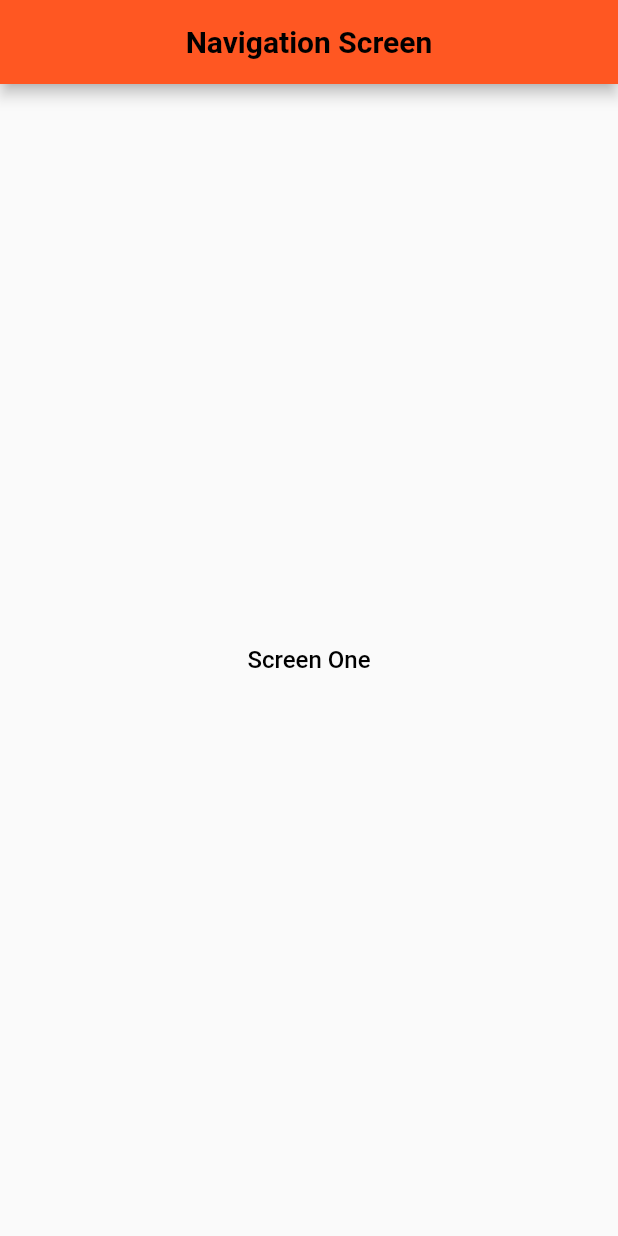
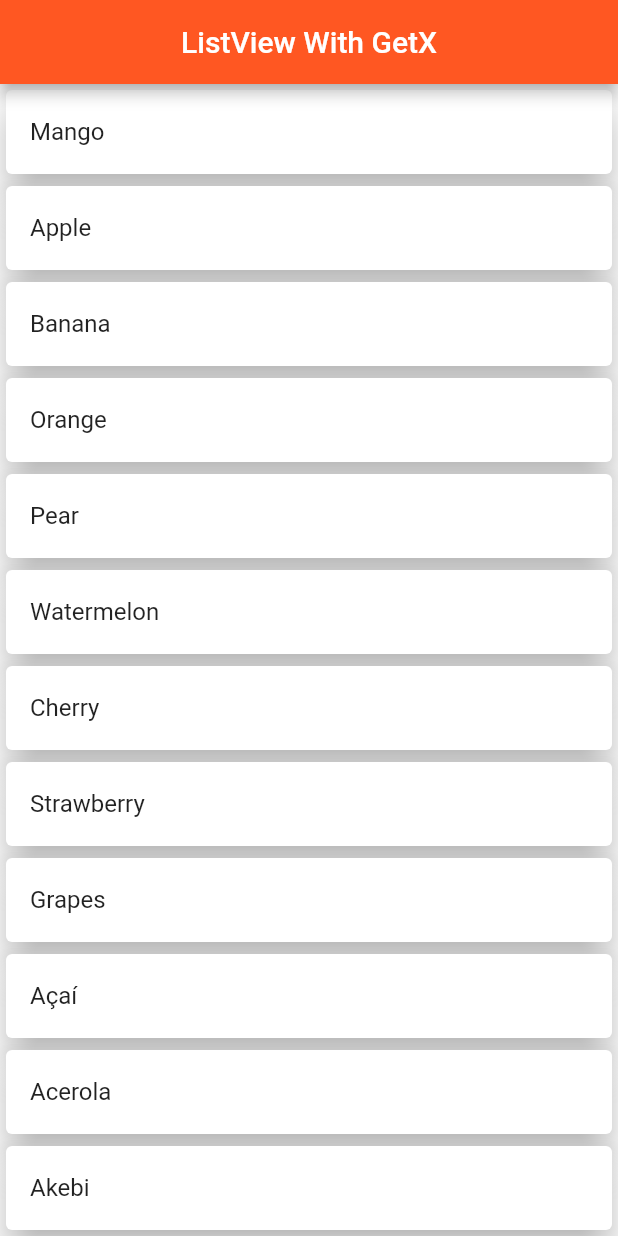
Before and after one commit to imrannaxir/get_x, a Flutter app: the screen it shows after launch, on a phone screen of 412 x 824 dp. Run offline on Flutter 3.47's test engine with Material 2 defaults, Android fonts, the phone set to English and light mode, and no system bars; our stand-ins replace get.

Commit message:
Some new files added by using GetX

```diff
--- /dev/null
+++ b/lib/example_three_controller.dart
@@ -0,0 +1,14 @@
+import 'package:get/get.dart';
+
+/*
+  By extending GetxController, this class gains the ability
+   to use observables and manage reactive state.
+*/
+class ExampleThreeController extends GetxController {
+  // Here we can use final or Rxbool
+  RxBool notification = false.obs;
+
+  setNotification(bool value) {
+    notification.value = value;
+  }
+}
--- a/lib/languages.dart
+++ b/lib/languages.dart
@@ -0,0 +1,15 @@
+import 'package:get/get.dart';
+
+class Languages extends Translations {
+  @override
+  Map<String, Map<String, String>> get keys => {
+        'English_US': {
+          'message': 'What\'s your name :',
+          'name': 'Imran Nazeer',
+        },
+        'UR_PK': {
+          'message': 'آپ کا نام کیا ہے',
+          'name': 'عمران نذیر',
+        }
+      };
+}
--- /dev/null
+++ b/lib/listview_controller.dart
@@ -0,0 +1,30 @@
+import 'package:get/get.dart';
+
+class ListViewController extends GetxController {
+  RxList<String> fruitList = [
+    'Mango',
+    'Apple',
+    'Banana',
+    'Orange',
+    'Pear',
+    'Watermelon',
+    'Cherry',
+    'Strawberry',
+    'Grapes',
+    'Açaí',
+    'Acerola',
+    'Akebi',
+    'Ackee',
+    'American',
+    'Mayapple',
+  ].obs;
+  RxList<dynamic> tempFruitList = [].obs;
+
+  addToFavorite(String value) {
+    tempFruitList.add(value);
+  }
+
+  removeFromFavorite(String value) {
+    tempFruitList.remove(value);
+  }
+}
--- /dev/null
+++ b/lib/listview_with_getx.dart
@@ -0,0 +1,65 @@
+import 'package:flutter/material.dart';
+import 'package:get/get.dart';
+import 'package:get_x/example_two_controller.dart';
+import 'package:get_x/listview_controller.dart';
+
+class ListViewWithGetX extends StatefulWidget {
+  const ListViewWithGetX({super.key});
+
+  @override
+  State<ListViewWithGetX> createState() => _ListViewWithGetXState();
+}
+
+class _ListViewWithGetXState extends State<ListViewWithGetX> {
+  /*
+
+  */
+
+  ListViewController listViewController = Get.put(ListViewController());
+
+  @override
+  void initState() {
+    super.initState();
+  }
+
+  @override
+  Widget build(BuildContext context) {
+    print('Rebuild');
+    return Scaffold(
+      appBar: AppBar(
+        title: const Text('ListView With GetX'),
+        centerTitle: true,
+      ),
+      body: ListView.builder(
+        itemCount: listViewController.fruitList.length,
+        itemBuilder: (context, index) {
+          return Card(
+            elevation: 10,
+            child: ListTile(
+              onTap: () {
+                if (listViewController.tempFruitList
+                    .contains(listViewController.fruitList[index].toString())) {
+                  listViewController.removeFromFavorite(
+                      listViewController.fruitList[index].toString());
+                } else {
+                  listViewController.addToFavorite(
+                      listViewController.fruitList[index].toString());
+                }
+              },
+              title: Text(listViewController.fruitList[index].toString()),
+              trailing: Obx(() {
+                return Icon(
+                  Icons.favorite,
+                  color: listViewController.tempFruitList.contains(
+                          listViewController.fruitList[index].toString())
+                      ? Colors.red
+                      : Colors.white70,
+                );
+              }),
+            ),
+          );
+        },
+      ),
+    );
+  }
+}
--- a/lib/main.dart
+++ b/lib/main.dart
@@ -1,9 +1,7 @@
 import 'package:flutter/material.dart';
 import 'package:get/get.dart';
-import 'package:get_x/dialog_and_bottomsheet.dart';
-import 'package:get_x/navigation.dart';
-import 'package:get_x/screen_one.dart';
-import 'package:get_x/screen_two.dart';
+import 'package:get_x/languages.dart';
+import 'package:get_x/listview_with_getx.dart';
 
 void main() {
   runApp(
@@ -18,12 +16,14 @@ class MyApp extends StatelessWidget {
   Widget build(BuildContext context) {
     return GetMaterialApp(
       debugShowCheckedModeBanner: false,
-      locale: const Locale('English', 'US'),
-      fallbackLocale: const Locale('English', 'US'),
+      translations: Languages(),
+      // locale: const Locale('English', 'US'),
+      // fallbackLocale: const Locale('English', 'US'),
       theme: ThemeData(
         primarySwatch: Colors.deepOrange,
       ),
-      home: const NavigationScreen(),
+      home: const ListViewWithGetX(),
+
       // getPages: [
       //   GetPage(
       //     name: '/',
@@ -45,16 +45,32 @@ class MyApp extends StatelessWidget {
 
 
 /*
+
+  State Management :
+    Get has two different state managers:
+    The simple state manager (we'll call it GetBuilder) and
+    the reactive state manager (GetX/Obx)
+
+
   GetX has 3 basic principles :
     1) PRODUCTIVITY
     2) PERFORMANCE
     3) ORGANIZATION.
 
+  Obs :
+    Obs stands for "Observable." It is a class provided by GetX
+    that represents an observable value.
+    When you wrap a variable with Obs, it becomes reactive, meaning that any
+    changes to the value will automatically trigger updates in the user interface.
+    This is achieved by using GetX's reactive programming features.
 
-  State management
-    Get has two different state managers:
-    The simple state manager (we'll call it GetBuilder) and
-    the reactive state manager (GetX/Obx)
+  Obx:
+    Obx is a widget provided by GetX that can be used to listen
+    to changes in an Obs variable and rebuild the UI accordingly.
+    When the Obs variable changes, the Obx widget will automatically
+    rebuild the part of the UI that depends on that variable.
+
+
 
 
 
--- a/lib/screen_one.dart
+++ b/lib/screen_one.dart
@@ -53,7 +53,8 @@ class _ScreenOneState extends State<ScreenOne> {
           ),
           const SizedBox(height: 30),
           Text(
-            Get.arguments[1],
+            widget.name,
+            // Get.arguments[1],
             style: const TextStyle(
               fontSize: 16,
               color: Colors.black,
```
Also changed, not shown: lib/counter.dart (+10 -12 lines), lib/counter_controller.dart (added, +13 -0 lines), lib/counter_example.dart (added, +69 -0 lines), lib/example_1.dart (added, +79 -0 lines), lib/example_three.dart (added, +53 -0 lines), lib/example_two.dart (added, +60 -0 lines), lib/example_two_controller.dart (added, +9 -0 lines), lib/language_screen.dart (added, +56 -0 lines), lib/navigation.dart (+12 -12 lines).
